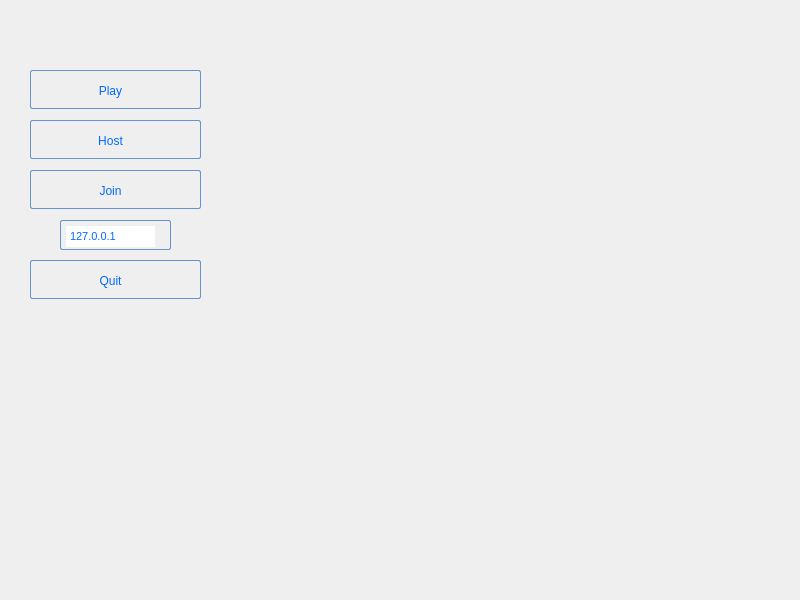
snakamoto/PacmanGame, file mainmenu.ui: the form before one commit.
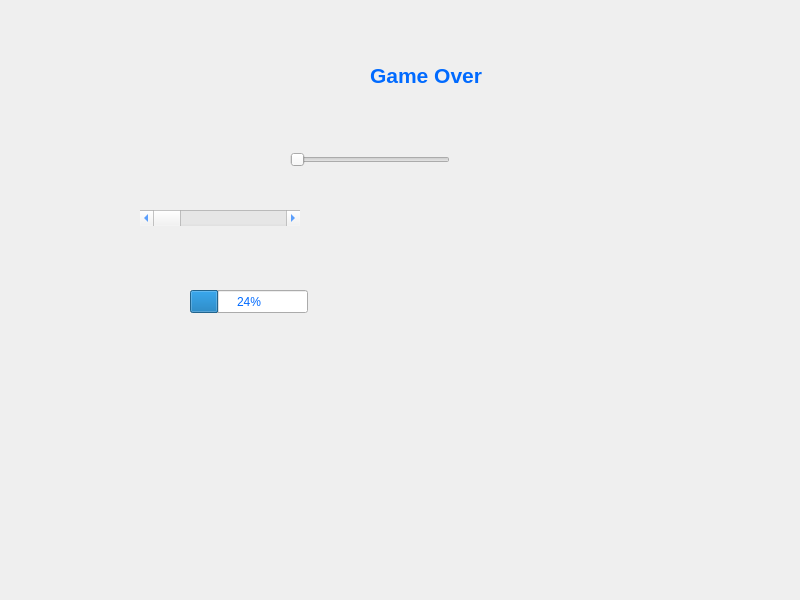
The form after the commit. The open tabs and pages were chosen to show the change.

Commit message: game over

Patch:
```diff
--- a/mainmenu.ui
+++ b/mainmenu.ui
@@ -307,6 +307,69 @@
       <enum>Qt::StrongFocus</enum>
      </property>
     </widget>
+    <widget class="QWidget" name="gameover_page">
+     <widget class="QLabel" name="label_gameover">
+      <property name="geometry">
+       <rect>
+        <x>370</x>
+        <y>60</y>
+        <width>121</width>
+        <height>31</height>
+       </rect>
+      </property>
+      <property name="font">
+       <font>
+        <family>Arial</family>
+        <pointsize>16</pointsize>
+        <weight>75</weight>
+        <italic>false</italic>
+        <bold>true</bold>
+       </font>
+      </property>
+      <property name="text">
+       <string>Game Over</string>
+      </property>
+     </widget>
+     <widget class="QScrollBar" name="horizontalScrollBar">
+      <property name="geometry">
+       <rect>
+        <x>140</x>
+        <y>210</y>
+        <width>160</width>
+        <height>16</height>
+       </rect>
+      </property>
+      <property name="orientation">
+       <enum>Qt::Horizontal</enum>
+      </property>
+     </widget>
+     <widget class="QProgressBar" name="progressBar">
+      <property name="geometry">
+       <rect>
+        <x>190</x>
+        <y>290</y>
+        <width>118</width>
+        <height>23</height>
+       </rect>
+      </property>
+      <property name="value">
+       <number>24</number>
+      </property>
+     </widget>
+     <widget class="QSlider" name="horizontalSlider">
+      <property name="geometry">
+       <rect>
+        <x>290</x>
+        <y>150</y>
+        <width>160</width>
+        <height>19</height>
+       </rect>
+      </property>
+      <property name="orientation">
+       <enum>Qt::Horizontal</enum>
+      </property>
+     </widget>
+    </widget>
    </widget>
   </widget>
  </widget>
```
Left out of the diff: 50 changed lines with no effect on the pictures. The commit also changes 5 other files.
